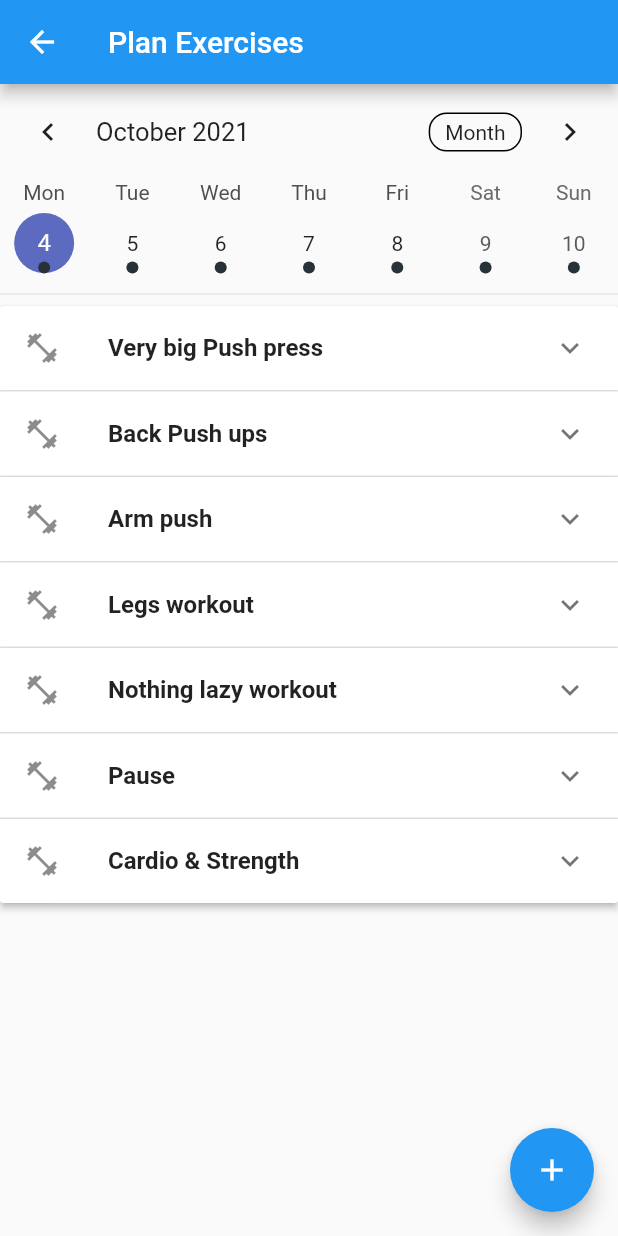
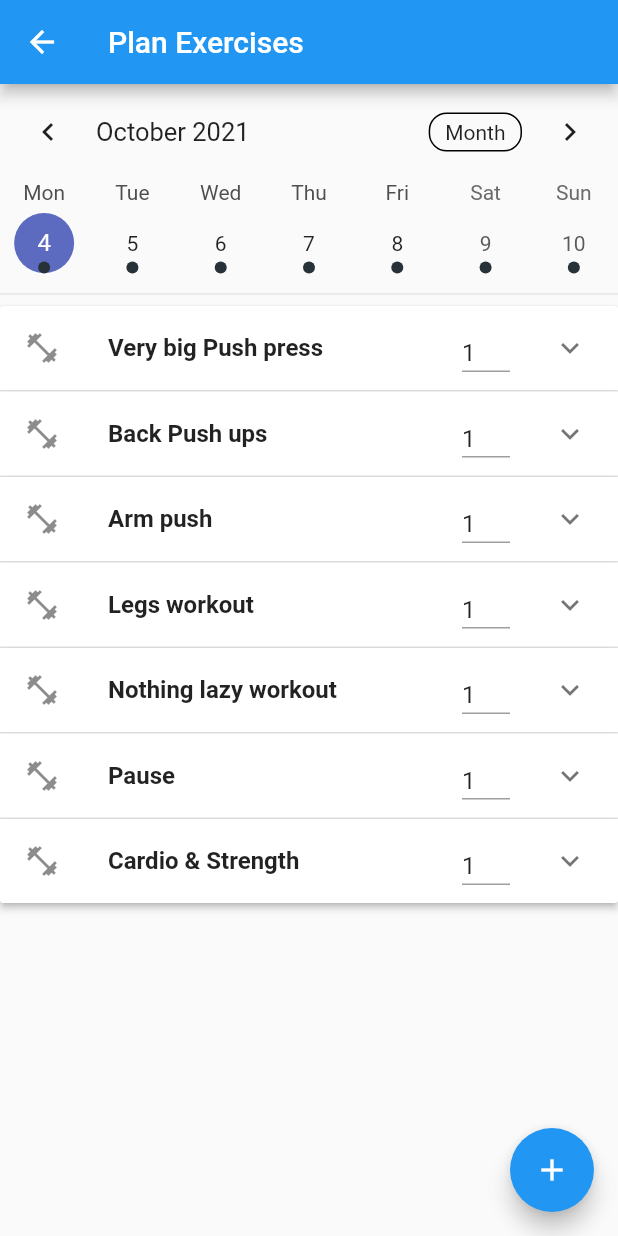
Before and after one commit to PiotrKlis/personal-trainer, a Flutter app: the CalendarExerciseScreen screen opened by its route, on a phone screen of 412 x 824 dp. Run offline on Flutter 3.47's test engine with Material 2 defaults, Android fonts, the phone set to English and light mode, and no system bars; drawn by our look-alikes of table_calendar; our stand-ins replace chewie, cloud_firestore, firebase_auth, firebase_core, flutter_bloc, fluttertoast and 2 more; missing offline and left inert: flutter_email_sender; accounts and stored records are empty.

Commit message:
WIP work on adding number of series to exercise

```diff
--- a/backlog.txt
+++ b/backlog.txt
@@ -1,7 +1,6 @@
 TODO
 
 Add exercise screen
-- make videos shorter (number of rows on screen)
 - dodaj liczbę serii do exercisow
 - stworz baze exercisow na firestore
 - dodaj exercisy do firestore dla clienta od trenera
@@ -10,3 +9,4 @@ Add exercise screen
 Done
 - Navigate client to calendar exercises
 - Check if choose client work properly with both screens
+- make videos shorter (number of rows on screen)
--- a/lib/app/screen/calendar_exercise_screen.dart
+++ b/lib/app/screen/calendar_exercise_screen.dart
@@ -1,5 +1,6 @@
 import 'package:flutter/material.dart';
 import 'package:personal_trainer/app/util/example_exercises.dart';
+import 'package:personal_trainer/app/widget/error_toast.dart';
 import 'package:personal_trainer/app/widget/video_item.dart';
 import 'package:personal_trainer/domain/model/exercise.dart';
 import 'package:table_calendar/table_calendar.dart';
@@ -56,6 +57,7 @@ class _CalendarExerciseScreenState extends State<CalendarExerciseScreen> {
               .toList());
 
   ExpansionPanel _buildExpansionPanel(Exercise exercise) {
+    var _controller = TextEditingController(text: '1');
     return ExpansionPanel(
       isExpanded: listOfExpandedExercises.contains(exercise.id),
       canTapOnHeader: true,
@@ -65,6 +67,21 @@ class _CalendarExerciseScreenState extends State<CalendarExerciseScreen> {
           title: Text(
             exercise.title,
             style: TextStyle(fontWeight: FontWeight.bold),
+          ),
+          trailing: SizedBox(
+            height: 32,
+            width: 32,
+            //TODO migrate to TextFormField with validator
+            child: TextField(
+              onSubmitted: (value) {
+                if (value is int) {
+                  _controller.text = value;
+                } else {
+                  ErrorView.showErrorToast('Type correct number of series');
+                }
+              },
+              controller: _controller,
+            ),
           ),
         );
       },
```
